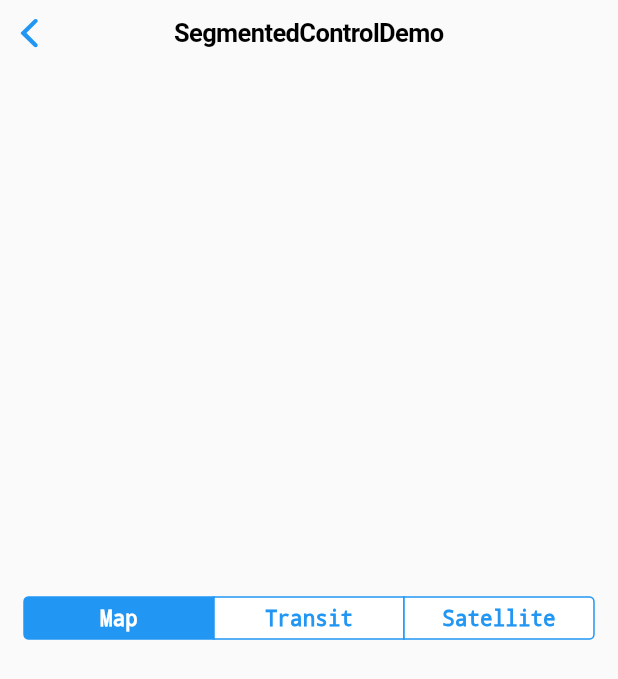
After one commit to colinxiaoyu/redux-flutter-todolist, a Flutter app: the SegmentedControlDemo screen opened directly, on a phone screen of 412 x 824 dp. The commit adds this screen. Shown: the top 679 px of the screen. Run offline on Flutter 3.47's test engine with Material 2 defaults, Android fonts, the phone set to English and light mode, and no system bars; our stand-ins replace flutter_redux, flutter_spinkit, redux; missing offline and left inert: intro_views_flutter.

Commit message:
添加 Ios 风格 组件

```diff
--- /dev/null
+++ b/lib/page/cupertino/cupertino_segmented_control_demo.dart
@@ -0,0 +1,47 @@
+import 'package:flutter/cupertino.dart';
+
+class SegmentedControlDemo extends StatefulWidget {
+  @override
+  _SegmentedControlDemoState createState() => _SegmentedControlDemoState();
+}
+
+class _SegmentedControlDemoState extends State<SegmentedControlDemo> {
+  Map<String,Widget> selectMap;
+  String _select;
+
+  @override
+  void initState() {
+    // TODO: implement initState
+    super.initState();
+    TextStyle textStyle = TextStyle(fontSize: 14.0,decoration: TextDecoration.none);
+  selectMap = Map();
+  selectMap["map"] = Text('Map',style: textStyle);
+  selectMap["transit"] = Text('Transit',style: textStyle);
+  selectMap['satellite'] = Text('Satellite',style: textStyle);
+  _select = "map";
+  }
+
+  @override
+  Widget build(BuildContext context) {
+    final double width = MediaQuery.of(context).size.width;
+    final double height = MediaQuery.of(context).size.height;
+    return CupertinoPageScaffold(
+      navigationBar: CupertinoNavigationBar(
+        middle: Text('SegmentedControlDemo'),
+      ),
+        child: Center(
+          child: Container(
+            width: width,
+            height: height/4,
+            child: CupertinoSegmentedControl(
+                children: selectMap,
+                groupValue: _select,
+                onValueChanged: (String key){
+                  setState(() {
+                    _select = key;
+                  });
+                }),
+          ),
+        ));
+  }
+}
--- a/lib/reducer/list_reducer.dart
+++ b/lib/reducer/list_reducer.dart
@@ -33,7 +33,7 @@ class TodoList {
       title: 'Cupertino 包内其他组件',
       desc: 'Cupertino 风格的一些组件，先看看效果，',
       isDone: false,
-      todo: ['ActionSheetDemo'],
+      todo: ['ActionSheetDemo','NavigationBarDemo','PickerDemo','SegmentedControlDemo'],
     ),
     ToDoState(
       uniqueId: '0',
```
Also changed, not shown: lib/page/cupertino/cupertino_navigation_bar_demo.dart (added, +18 -0 lines), lib/page/cupertino/cupertino_picker_demo.dart (added, +49 -0 lines), lib/page/todo_edit_page.dart (+13 -0 lines).
